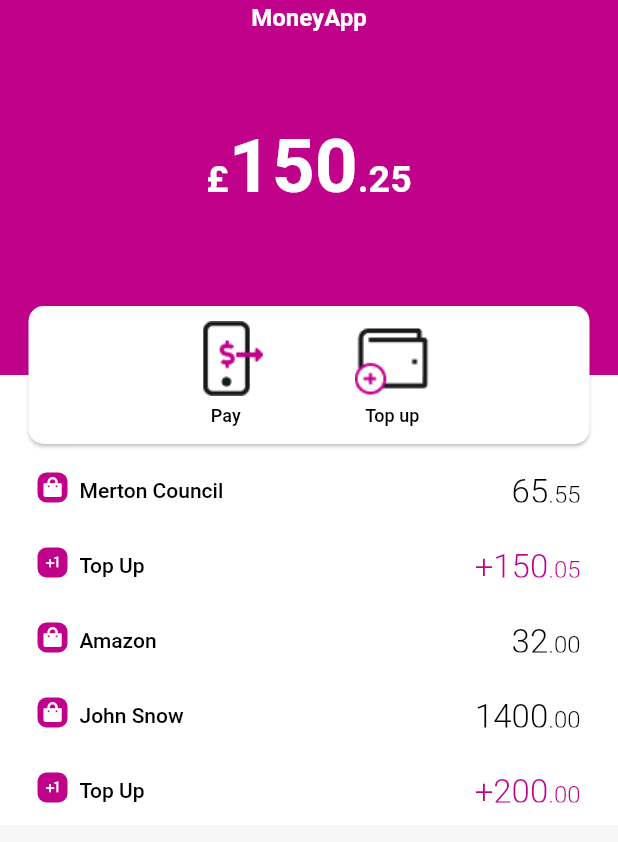
After one commit to yura2000/money_app, a Flutter app: the TransactionsPage screen opened directly, after a tap on "Pay", on a phone screen of 412 x 824 dp. The commit adds this screen. Shown: the top 842 px of the screen. Run offline on Flutter 3.47's test engine with Material 2 defaults, Android fonts, the phone set to English and light mode, and no system bars; our stand-ins replace time.

Commit message:
Transaction page added

```diff
--- a/lib/presentation/transaction_details.dart
+++ b/lib/presentation/transaction/transaction_details.dart
@@ -1,5 +1,5 @@
 import 'package:flutter/material.dart';
-import 'package:money/app_icons.dart';
+import 'package:money/constants/app_icons.dart';
 import 'package:money/constants/colors.dart';
 import 'package:money/constants/dimension.dart';
 
@@ -110,7 +110,7 @@ class _TransactionDetailsPageState extends State<TransactionDetailsPage> {
                         ),
                       ],
                     ),
-                  )
+                  ),
                 ],
               ),
             ),
--- /dev/null
+++ b/lib/presentation/transaction/transaction_model.dart
@@ -0,0 +1,74 @@
+import 'package:flutter/material.dart';
+import 'package:money/constants/app_icons.dart';
+import 'package:money/constants/colors.dart';
+import 'package:money/constants/dimension.dart';
+import 'package:time/time.dart';
+
+enum TransactionType {
+  pay,
+  topUp,
+}
+
+class Transaction {
+  final String id;
+  final TransactionType type;
+  final String name;
+  final String amount;
+  final DateTime createdAt;
+
+  const Transaction({
+    required this.id,
+    required this.type,
+    required this.name,
+    required this.amount,
+    required this.createdAt,
+  });
+}
+
+List<Transaction> transaction = [
+  Transaction(
+    id: '12345FDFSA',
+    type: TransactionType.pay,
+    name: 'eBay',
+    amount: '32.50',
+    createdAt: DateTime.now(),
+  ),
+  Transaction(
+    id: '12345GKKFLF',
+    type: TransactionType.pay,
+    name: 'Merton Council',
+    amount: '65.55',
+    createdAt: DateTime.now(),
+  ),
+  Transaction(
+    id: '12345LKPQEW',
+    type: TransactionType.topUp,
+    name: 'Top Up',
+    amount: '150.05',
+    createdAt: DateTime.now(),
+  ),
+  Transaction(
+    id: '95628FDFSA',
+    type: TransactionType.pay,
+    name: 'Amazon',
+    amount: '32.00',
+    createdAt: DateTime(
+        DateTime.now().year, DateTime.now().month, DateTime.now().day - 1),
+  ),
+  Transaction(
+    id: '12115FDFSA',
+    type: TransactionType.pay,
+    name: 'John Snow',
+    amount: '1400.00',
+    createdAt: DateTime(
+        DateTime.now().year, DateTime.now().month, DateTime.now().day - 5),
+  ),
+  Transaction(
+    id: '12445FDFSA',
+    type: TransactionType.topUp,
+    name: 'Top Up',
+    amount: '200.00',
+    createdAt: DateTime(
+        DateTime.now().year, DateTime.now().month, DateTime.now().day - 1),
+  ),
+];
--- /dev/null
+++ b/lib/presentation/transaction/transactions.dart
@@ -0,0 +1,248 @@
+import 'package:flutter/material.dart';
+import 'package:money/constants/app_icons.dart';
+import 'package:money/constants/colors.dart';
+import 'package:money/constants/dimension.dart';
+import 'package:money/presentation/transaction/transaction_model.dart';
+import 'package:time/time.dart';
+
+class TransactionsPage extends StatelessWidget {
+  const TransactionsPage({Key? key}) : super(key: key);
+
+  @override
+  Widget build(BuildContext context) {
+    return Scaffold(
+      backgroundColor: AppColors.grey,
+      body: Stack(
+        fit: StackFit.expand,
+        children: [
+          Column(
+            children: <Widget>[
+              Container(
+                padding: EdgeInsets.only(
+                  top: MediaQuery.of(context).padding.top,
+                ),
+                alignment: Alignment.topCenter,
+                height: MediaQuery.of(context).padding.top + 250,
+                width: double.infinity,
+                color: AppColors.purple,
+                child: Column(
+                  children: [
+                    const Text(
+                      'MoneyApp',
+                      style: TextStyle(
+                        fontSize: 16,
+                        height: 1.38,
+                        fontWeight: FontWeight.w600,
+                        color: Colors.white,
+                      ),
+                    ),
+                    const SizedBox(height: 60),
+                    RichText(
+                      textAlign: TextAlign.center,
+                      maxLines: 2,
+                      text: const TextSpan(
+                        text: '£',
+                        style: TextStyle(
+                            fontSize: 25, fontWeight: FontWeight.w600),
+                        children: <TextSpan>[
+                          TextSpan(
+                            text: "150",
+                            style: TextStyle(
+                              fontSize: 50,
+                              fontWeight: FontWeight.w600,
+                            ),
+                          ),
+                          TextSpan(
+                            text: '.25',
+                            style: TextStyle(
+                              fontSize: 25,
+                              fontWeight: FontWeight.w600,
+                            ),
+                          ),
+                        ],
+                      ),
+                    ),
+                  ],
+                ),
+              ),
+              Expanded(
+                child: Container(
+                  color: AppColors.grey,
+                  child: ListView(
+                    children: createFeedList(context, transaction).toList(),
+                  ),
+                ),
+              ),
+            ],
+          ),
+          Positioned(
+            top: MediaQuery.of(context).padding.top + 200,
+            left: 15,
+            right: 15,
+            child: SizedBox(
+              height: 100,
+              child: FractionallySizedBox(
+                widthFactor: 1,
+                child: Card(
+                  shape: RoundedRectangleBorder(
+                    borderRadius: BorderRadius.circular(10.0),
+                  ),
+                  child: Row(
+                    mainAxisAlignment: MainAxisAlignment.center,
+                    children: [
+                      TextButton(
+                        onPressed: () {},
+                        child: Column(
+                          mainAxisAlignment: MainAxisAlignment.center,
+                          children: [
+                            Image.asset('asset/phone_icon.png'),
+                            const Text(
+                              'Pay',
+                              style: TextStyle(
+                                fontSize: 12,
+                                fontWeight: FontWeight.w500,
+                                color: AppColors.black,
+                                height: 1.83,
+                              ),
+                            ),
+                          ],
+                        ),
+                      ),
+                      const SizedBox(width: 45),
+                      TextButton(
+                        onPressed: () {},
+                        child: Column(
+                          mainAxisAlignment: MainAxisAlignment.center,
+                          children: [
+                            Image.asset('asset/wallet_icon.png'),
+                            const Text(
+                              'Top up',
+                              style: TextStyle(
+                                fontSize: 12,
+                                fontWeight: FontWeight.w500,
+                                color: AppColors.black,
+                                height: 1.83,
+                              ),
+                            ),
+                          ],
+                        ),
+                      ),
+                    ],
+                  ),
+                ),
+              ),
+            ),
+          ),
+        ],
+      ),
+    );
+  }
+}
+
+Iterable<Widget> createFeedList(
+  BuildContext context,
+  List<Transaction> items,
+) sync* {
+  Transaction? previousItem;
+  for (final item in items) {
+    if (previousItem?.createdAt.isAtSameDayAs(item.createdAt) == true) {
+      yield Container(
+        color: AppColors.purple,
+        height: halfLightSpace,
+      );
+    }
+    yield newMethod(item);
+  }
+}
+
+Material newMethod(Transaction item) {
+  double priceDouble = double.parse(item.amount);
+  int priceInteger = priceDouble.floor();
+  String reminder =
+      (double.parse((priceDouble - priceInteger).toStringAsFixed(2)))
+          .toString();
+  String priceString = '+$priceInteger';
+
+  String lowerPrice = reminder.substring(1);
+  if (lowerPrice.length == 2) {
+    lowerPrice += '0';
+  }
+
+  IconData icon;
+  Color textColor;
+  String price = priceString;
+  if (item.type == TransactionType.pay) {
+    price = priceString.substring(1);
+    textColor = AppColors.black;
+    icon = AppIcons.pay;
+  } else {
+    textColor = AppColors.purple;
+    icon = Icons.plus_one_outlined;
+  }
+
+  return Material(
+    color: AppColors.white,
+    child: InkWell(
+      onTap: () {},
+      child: Container(
+        height: mediumSpace * 5,
+        width: double.infinity,
+        padding: const EdgeInsets.only(
+          top: halfMediumSpace * 3,
+          bottom: halfMediumSpace * 3,
+          left: halfMediumSpace * 5,
+          right: halfMediumSpace * 5,
+        ),
+        child: Row(
+          children: [
+            Container(
+              height: doubleMediumSpace,
+              width: doubleMediumSpace,
+              decoration: const BoxDecoration(
+                color: AppColors.purple,
+                borderRadius: BorderRadius.all(
+                  Radius.circular(6),
+                ),
+              ),
+              child: Icon(
+                icon,
+                color: AppColors.white,
+                size: 13,
+              ),
+            ),
+            const SizedBox(width: lightSpace),
+            Expanded(
+              child: Text(
+                item.name,
+                style: const TextStyle(
+                  fontSize: 14,
+                  fontWeight: FontWeight.w500,
+                  color: AppColors.black,
+                  height: 1.57,
+                ),
+              ),
+            ),
+            RichText(
+              text: TextSpan(
+                text: price,
+                style: TextStyle(
+                    fontSize: 22,
+                    fontWeight: FontWeight.w300,
+                    color: textColor),
+                children: <TextSpan>[
+                  TextSpan(
+                    text: lowerPrice,
+                    style: TextStyle(
+                        fontSize: 16,
+                        fontWeight: FontWeight.w300,
+                        color: textColor),
+                  ),
+                ],
+              ),
+            ),
+          ],
+        ),
+      ),
+    ),
+  );
+}
--- a/lib/presentation/transaction_model.dart
+++ /dev/null
@@ -1,20 +0,0 @@
-enum TransactionType {
-  pay,
-  topUp,
-}
-
-class Transaction {
-  final String id;
-  final TransactionType type;
-  final String name;
-  final String amount;
-  final DateTime createdAt;
-
-  const Transaction({
-    required this.type,
-    required this.id,
-    required this.name,
-    required this.amount,
-    required this.createdAt,
-  });
-}
--- a/pubspec.yaml
+++ b/pubspec.yaml
@@ -12,7 +12,7 @@ dependencies:
   flutter:
     sdk: flutter
 
-
+  time: ^2.1.1
   intl: ^0.17.0
   cupertino_icons: ^1.0.2
   flutter_gen: ^4.3.0
@@ -30,6 +30,8 @@ dev_dependencies:
 flutter:
 
   uses-material-design: true
+  assets:
+    - asset/
 
   fonts:
     - family: AppIcons
```
Also changed, not shown: asset/phone_icon.png (added), asset/wallet_icon.png (added), lib/constants/app_icons.dart (renamed from lib/app_icons.dart), lib/presentation/pay/to_whom.dart (renamed from lib/presentation/to_whom.dart), lib/presentation/pay/top_up.dart (renamed from lib/presentation/top_up.dart), pubspec.lock.
